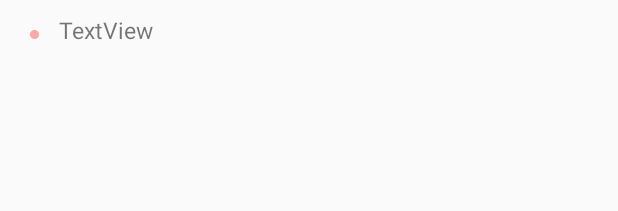
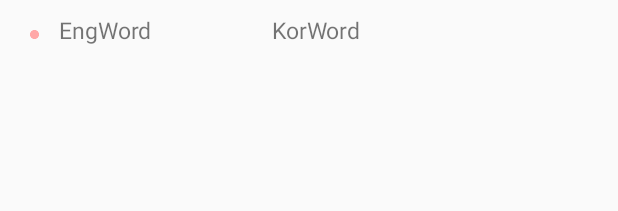
Before and after one commit to UI-tddg/2021_UI_Project, an Android app: the layout wordlist_layout.xml on its own in the app's theme, with its tools: preview values and no code run, on a phone screen of 412 x 824 dp. Shown: the top 211 px of the screen. Run offline under Robolectric (Android 15) with nearby library versions, the phone set to English and light mode, and no system bars.

Commit message:
리스트에 영단어 & 뜻

```diff
--- a/app/src/main/java/com/example/myapplication222/WordListView.java
+++ b/app/src/main/java/com/example/myapplication222/WordListView.java
@@ -20,6 +20,7 @@ public class WordListView extends AppCompatActivity {
     ArrayList<SampleData> wordDataList;
     public static String[][] arrayDay;
     public String EnglishWord;
+    public String KorWord;
     private int day = 1;
 
     @Override
@@ -149,7 +150,8 @@ public class WordListView extends AppCompatActivity {
         wordDataList = new ArrayList<SampleData>();
         for (int current = 0; current < 20; current++) {
             EnglishWord = WordListView.arrayDay[current][1];
-            wordDataList.add(new SampleData(R.drawable.dot, EnglishWord));
+            KorWord = WordListView.arrayDay[current][2];
+            wordDataList.add(new SampleData(R.drawable.dot, EnglishWord, KorWord));
         }
     }
 }
--- a/app/src/main/res/layout/wordlist_layout.xml
+++ b/app/src/main/res/layout/wordlist_layout.xml
@@ -31,16 +31,27 @@
             android:layout_height="41dp"
             android:orientation="vertical"
             >
+            <FrameLayout
+                android:layout_width="match_parent"
+                android:layout_height="match_parent">
+            <TextView
+                android:id="@+id/EngWord"
+                android:layout_width="165dp"
+                android:layout_height="match_parent"
+                android:layout_marginLeft="8dp"
+                android:paddingTop="9dp"
+                android:text="EngWord"
+                android:textSize="15dp" />
 
-            <TextView
-                android:id="@+id/EnglishWord"
-                android:layout_width="match_parent"
-                android:layout_height="match_parent"
-                android:text="TextView"
-                android:textSize="15dp"
-                android:paddingTop = "9dp"
-                android:layout_marginLeft="8dp"
-                />
+                <TextView
+                    android:id="@+id/KorWord"
+                    android:layout_width="match_parent"
+                    android:layout_height="match_parent"
+                    android:layout_marginLeft="150dp"
+                    android:paddingTop="9dp"
+                    android:text="KorWord"
+                    android:textSize="15dp" />
+            </FrameLayout>
         </LinearLayout>
     </LinearLayout>
 </LinearLayout>
```
Also changed, not shown: app/src/main/java/com/example/myapplication222/MyAdapter.java (+4 -4 lines), app/src/main/java/com/example/myapplication222/NopeWordListView.java (+5 -3 lines), app/src/main/java/com/example/myapplication222/SampleData.java (+33 -8 lines), app/src/main/java/com/example/myapplication222/StarWordListView.java (+5 -3 lines).
